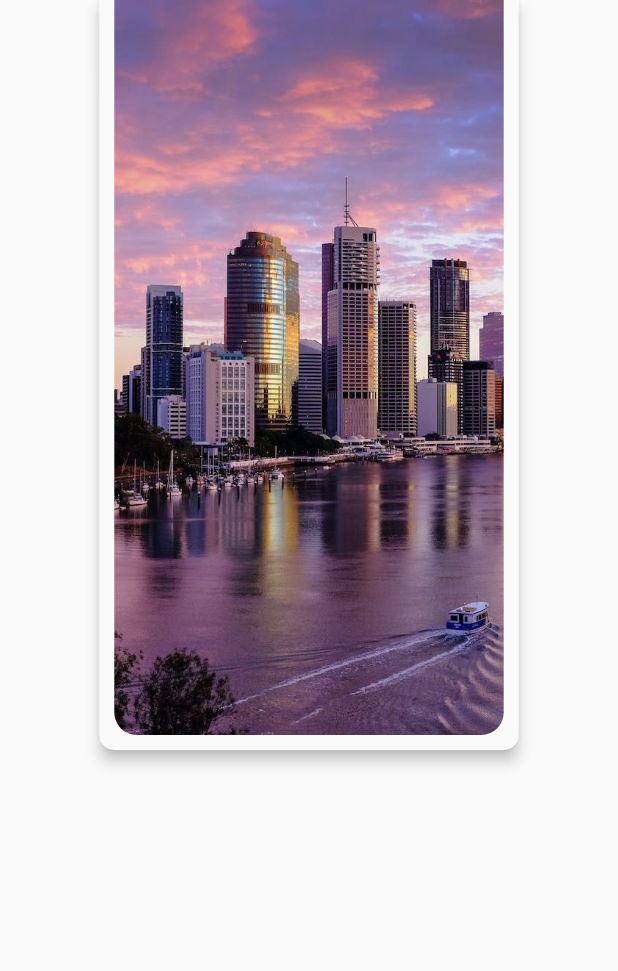
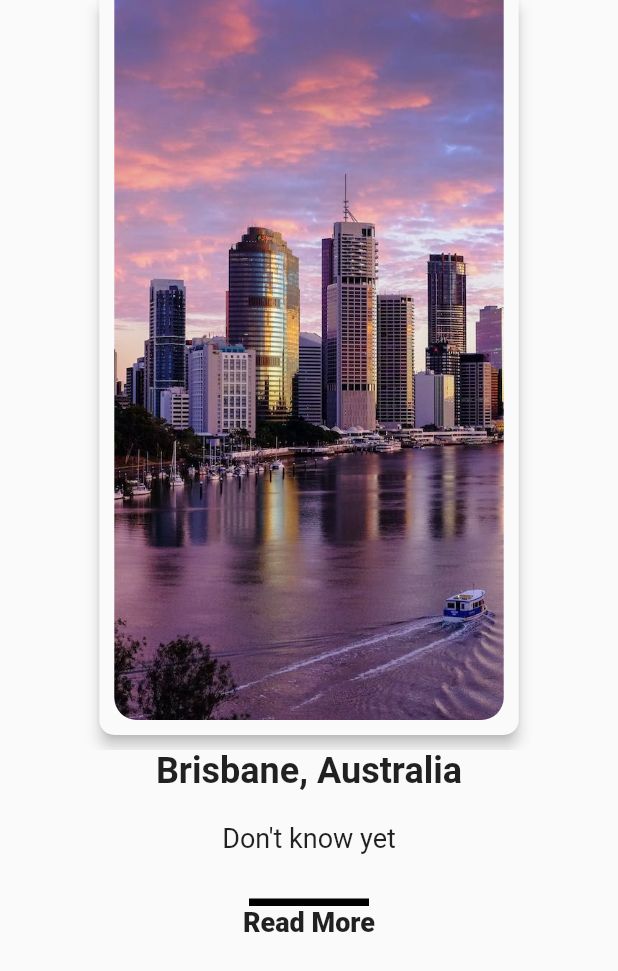
Before and after one commit to CaroMen/AussieTravel, a Flutter app: the screen it shows after launch, on a phone screen of 412 x 824 dp. Shown: the top 971 px of the screen. Run offline on Flutter 3.47's test engine with Material 2 defaults, Android fonts, the phone set to English and light mode, and no system bars.

Commit message:
Bottom container

```diff
--- a/lib/model/detail.dart
+++ b/lib/model/detail.dart
@@ -1,4 +1,14 @@
 class Detail {
   String title;
   String description;
+
+  Detail({this.title, this.description});
 }
+
+final detailsList = [
+  Detail(title: "Brisbane, Australia", description: "Don't know yet"),
+  Detail(title: "Melbourne, Australia", description: "Don't know yet"),
+  Detail(title: "Perth, Australia", description: "Don't know yet"),
+  Detail(title: "Sydney, Australia", description: "Don't know yet"),
+  Detail(title: "Victoria, Australia", description: "Don't know yet"),
+];
--- a/lib/pages/city_explorer_page.dart
+++ b/lib/pages/city_explorer_page.dart
@@ -1,3 +1,4 @@
+import 'package:AussieTravel/model/detail.dart';
 import 'package:flutter/material.dart';
 
 final imagesList = [
@@ -41,7 +42,13 @@ class _ExploreCityState extends State<ExploreCity> {
   @override
   Widget build(BuildContext context) {
     return Scaffold(
-      body: PageView.builder(
+      body: Column(
+        mainAxisSize: MainAxisSize.max,
+        mainAxisAlignment: MainAxisAlignment.spaceBetween,
+        children: <Widget>[
+          Container(
+            height: 500.0,
+            child: PageView.builder(
               itemBuilder: (context, index) {
                 return itemBuilder(index);
               },
@@ -50,6 +57,40 @@ class _ExploreCityState extends State<ExploreCity> {
               onPageChanged: _onPageChanged,
               itemCount: 5,
               physics: ClampingScrollPhysics(),
+            ),
+          ),
+          _detailsBuilder(currentPage),
+        ],
+      ),
+    );
+  }
+
+  Widget _detailsBuilder(index) {
+    return Expanded(
+      child: Column(
+        children: <Widget>[
+          Text(
+            detailsList[index].title,
+            style: TextStyle(fontSize: 24.0, fontWeight: FontWeight.w600),
+          ),
+          SizedBox(height: 20.0),
+          Text(
+            detailsList[index].description,
+            style: TextStyle(fontSize: 18.0),
+          ),
+          SizedBox(
+            height: 30.0,
+          ),
+          Container(
+            width: 80.0,
+            height: 5.0,
+            color: Colors.black,
+          ),
+          Text(
+            "Read More",
+            style: TextStyle(fontSize: 18.0, fontWeight: FontWeight.w900),
+          ),
+        ],
       ),
     );
   }
```
Lines whose indentation alone changed are shown as unchanged.
